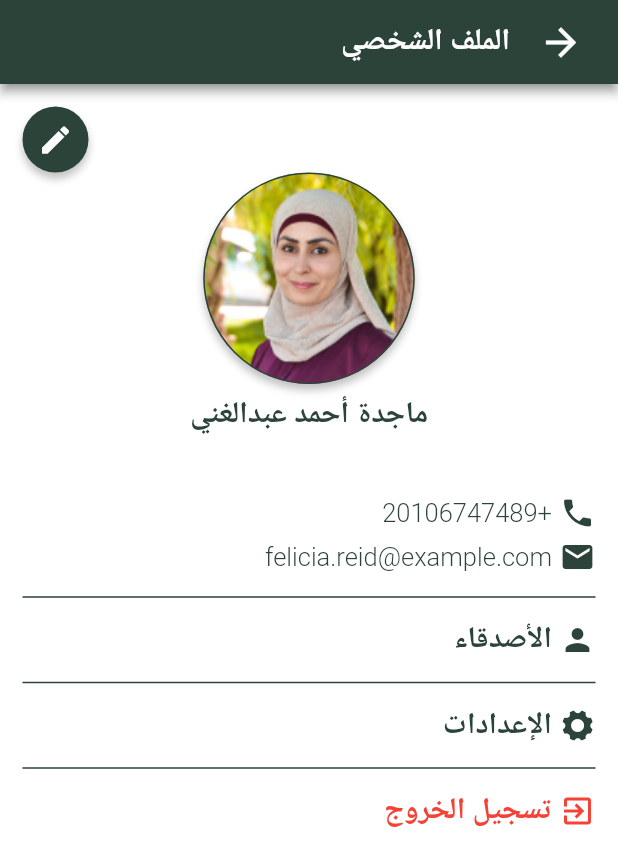
After one commit to aishaAboalatta/solution-challenge-Eye, a Flutter app: the profile screen opened directly, on a phone screen of 412 x 824 dp. The commit adds this screen. Shown: the top 866 px of the screen. Run offline on Flutter 3.47's test engine with Material 2 defaults, Android fonts, the light colour scheme and no system bars; our stand-ins replace another_flutter_splash_screen, persistent_bottom_nav_bar; Roboto replaces fonts that are missing (Almarai).

Commit message:
profile page

```diff
--- a/eye/lib/lose&find/findForm.dart
+++ b/eye/lib/lose&find/findForm.dart
@@ -34,7 +34,8 @@ class _findFormState extends State<findForm> {
   Widget build(BuildContext context) {
     return Scaffold(
         backgroundColor: Colors.white,
-        appBar: appBar(context: context, title: 'وجدت شخص'),
+        appBar: appBar(
+            context: context, title: 'وجدت شخص', icon: Icons.close_rounded),
         body: Form(
           key: _formKey,
           child: ListView(
--- a/eye/lib/lose&find/loseForm.dart
+++ b/eye/lib/lose&find/loseForm.dart
@@ -34,7 +34,8 @@ class _loseFormState extends State<loseForm> {
   Widget build(BuildContext context) {
     return Scaffold(
         backgroundColor: Colors.white,
-        appBar: appBar(context: context, title: 'فقدت شخص'),
+        appBar: appBar(
+            context: context, title: 'فقدت شخص', icon: Icons.close_rounded),
         body: Form(
           key: _formKey,
           child: ListView(
--- /dev/null
+++ b/eye/lib/profile.dart
@@ -0,0 +1,258 @@
+import 'package:eye/constants/colors.dart';
+import 'package:eye/widgets/appBar.dart';
+import 'package:flutter/cupertino.dart';
+import 'package:flutter/material.dart';
+
+class profile extends StatefulWidget {
+  const profile({super.key});
+
+  @override
+  State<profile> createState() => _profileState();
+}
+
+class _profileState extends State<profile> {
+  @override
+  Widget build(BuildContext context) {
+    Size size = MediaQuery.of(context).size;
+    return Scaffold(
+      backgroundColor: Colors.white,
+      appBar: appBar(
+          title: "الملف الشخصي", context: context, icon: Icons.arrow_back),
+      body: Column(
+        children: [
+          //زر التعديل
+          Align(
+            alignment: Alignment.topLeft,
+            child: GestureDetector(
+              onTap: () {
+                // route to edit page
+              },
+              child: Container(
+                margin: const EdgeInsets.fromLTRB(15, 15, 0, 0),
+                width: 44,
+                height: 44,
+                decoration: const BoxDecoration(
+                  shape: BoxShape.circle,
+                  boxShadow: [
+                    BoxShadow(
+                      color: Color(0x3f000000),
+                      blurRadius: 4,
+                      offset: Offset(0, 4),
+                    ),
+                  ],
+                  color: primaryDarkGrean,
+                ),
+                child: const Icon(
+                  Icons.edit,
+                  color: white,
+                ),
+              ),
+            ),
+          ),
+          //صورة البروفايل
+          Container(
+            margin: const EdgeInsets.only(bottom: 7),
+            width: 141,
+            height: 141,
+            decoration: BoxDecoration(
+              image: const DecorationImage(
+                image: ExactAssetImage('assets/profile_test.png'),
+              ),
+              color: white,
+              border: Border.all(
+                color: primaryDarkGrean,
+                width: 1,
+              ),
+              shape: BoxShape.circle,
+              boxShadow: const [
+                BoxShadow(
+                  color: Color(0x3f000000),
+                  blurRadius: 4,
+                  offset: Offset(0, 4),
+                ),
+              ],
+            ),
+          ),
+          //الاسم
+          const Text(
+            "ماجدة أحمد عبدالغني",
+            textAlign: TextAlign.center,
+            style: TextStyle(
+              color: primaryDarkGrean,
+              fontSize: 20,
+              fontFamily: "Almarai",
+              fontWeight: FontWeight.w700,
+            ),
+          ),
+          //مسافة
+          const SizedBox(
+            height: 40,
+          ),
+          //رقم الهاتف
+          Row(
+            children: const [
+              SizedBox(
+                width: 15,
+              ),
+              Icon(
+                Icons.phone,
+                color: primaryDarkGrean,
+              ),
+              SizedBox(
+                width: 5,
+              ),
+              Text(
+                "+20106747489",
+                style: TextStyle(
+                  color: Color(0xff2c4339),
+                  fontSize: 17,
+                  fontFamily: "Almarai",
+                  fontWeight: FontWeight.w300,
+                ),
+              )
+            ],
+          ),
+          //مسافة
+          const SizedBox(
+            height: 5,
+          ),
+          //الايميل
+          Row(
+            children: const [
+              SizedBox(
+                width: 15,
+              ),
+              Icon(
+                Icons.email,
+                color: primaryDarkGrean,
+              ),
+              SizedBox(
+                width: 5,
+              ),
+              Text(
+                "felicia.reid@example.com",
+                style: TextStyle(
+                  color: Color(0xff2c4339),
+                  fontSize: 17,
+                  fontFamily: "Almarai",
+                  fontWeight: FontWeight.w300,
+                ),
+              )
+            ],
+          ),
+          //خط افقي
+          const Divider(
+            height: 30,
+            thickness: 1,
+            indent: 15,
+            endIndent: 15,
+            color: primaryDarkGrean,
+          ),
+          //الاصدقاء
+          GestureDetector(
+            onTap: () {
+              //route to friends page
+            },
+            child: Row(
+              children: const [
+                SizedBox(
+                  width: 15,
+                ),
+                Icon(
+                  Icons.person,
+                  color: primaryDarkGrean,
+                ),
+                SizedBox(
+                  width: 5,
+                ),
+                Text(
+                  "الأصدقاء",
+                  style: TextStyle(
+                    color: Color(0xff2c4339),
+                    fontSize: 20,
+                    fontFamily: "Almarai",
+                    fontWeight: FontWeight.w700,
+                  ),
+                )
+              ],
+            ),
+          ),
+          //خط افقي
+          const Divider(
+            height: 30,
+            thickness: 1,
+            indent: 15,
+            endIndent: 15,
+            color: primaryDarkGrean,
+          ),
+          //الإعدادات
+          GestureDetector(
+            onTap: () {
+              //route to friends page
+            },
+            child: Row(
+              children: const [
+                SizedBox(
+                  width: 15,
+                ),
+                Icon(
+                  CupertinoIcons.gear_alt_fill,
+                  color: primaryDarkGrean,
+                ),
+                SizedBox(
+                  width: 5,
+                ),
+                Text(
+                  "الإعدادات",
+                  style: TextStyle(
+                    color: Color(0xff2c4339),
+                    fontSize: 20,
+                    fontFamily: "Almarai",
+                    fontWeight: FontWeight.w700,
+                  ),
+                )
+              ],
+            ),
+          ),
+          //خط افقي
+          const Divider(
+            height: 30,
+            thickness: 1,
+            indent: 15,
+            endIndent: 15,
+            color: primaryDarkGrean,
+          ),
+          //تسجيل الخروج
+          GestureDetector(
+            onTap: () {
+              //route to friends page
+            },
+            child: Row(
+              children: const [
+                SizedBox(
+                  width: 15,
+                ),
+                Icon(
+                  Icons.exit_to_app,
+                  color: Colors.red,
+                ),
+                SizedBox(
+                  width: 5,
+                ),
+                Text(
+                  "تسجيل الخروج",
+                  style: TextStyle(
+                    color: Colors.red,
+                    fontSize: 20,
+                    fontFamily: "Almarai",
+                    fontWeight: FontWeight.w700,
+                  ),
+                )
+              ],
+            ),
+          ),
+        ],
+      ),
+    );
+  }
+}
--- a/eye/lib/widgets/appBar.dart
+++ b/eye/lib/widgets/appBar.dart
@@ -1,10 +1,10 @@
 import 'package:flutter/material.dart';
 import '../../constants/colors.dart';
 
-AppBar appBar({
-  required String title,
-  required BuildContext context,
-}) {
+AppBar appBar(
+    {required String title,
+    required BuildContext context,
+    required IconData icon}) {
   return AppBar(
     title: Text(
       title,
@@ -17,8 +17,8 @@ AppBar appBar({
     ),
     leading: IconButton(
       padding: const EdgeInsets.only(right: 20),
-      icon: const Icon(
-        Icons.close_rounded,
+      icon: Icon(
+        icon,
         color: white,
         size: 30.0,
       ),
--- a/eye/lib/widgets/appBarHome.dart
+++ b/eye/lib/widgets/appBarHome.dart
@@ -1,4 +1,6 @@
+import 'package:eye/profile.dart';
 import 'package:flutter/material.dart';
+import 'package:persistent_bottom_nav_bar/persistent_tab_view.dart';
 import '../../constants/colors.dart';
 
 AppBar appBarHome({required String title, required BuildContext context}) {
@@ -46,7 +48,14 @@ AppBar appBarHome({required String title, required BuildContext context}) {
         color: white,
         size: 40.0,
       ),
-      onPressed: () {},
+      onPressed: () {
+        PersistentNavBarNavigator.pushNewScreen(
+          context,
+          screen: const profile(),
+          withNavBar: false,
+          pageTransitionAnimation: PageTransitionAnimation.slideUp,
+        );
+      },
     ),
     backgroundColor: primaryDarkGrean,
     shadowColor: primaryDarkGrean,
```
Also changed, not shown: eye/assets/profile_test.png (added).
